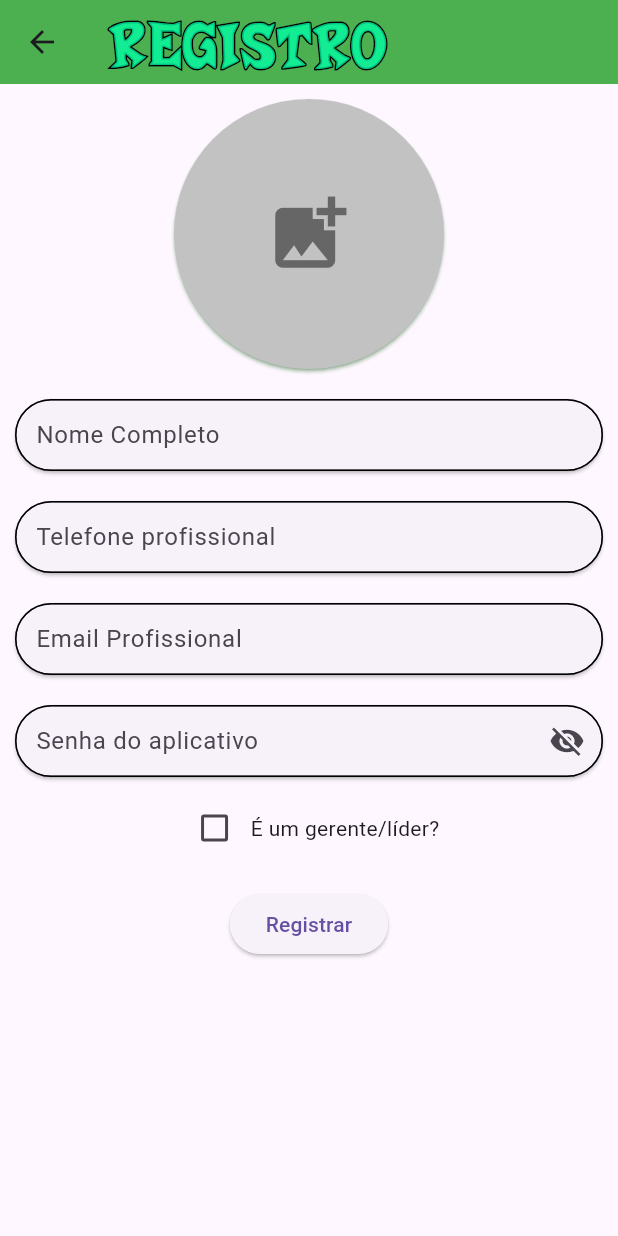
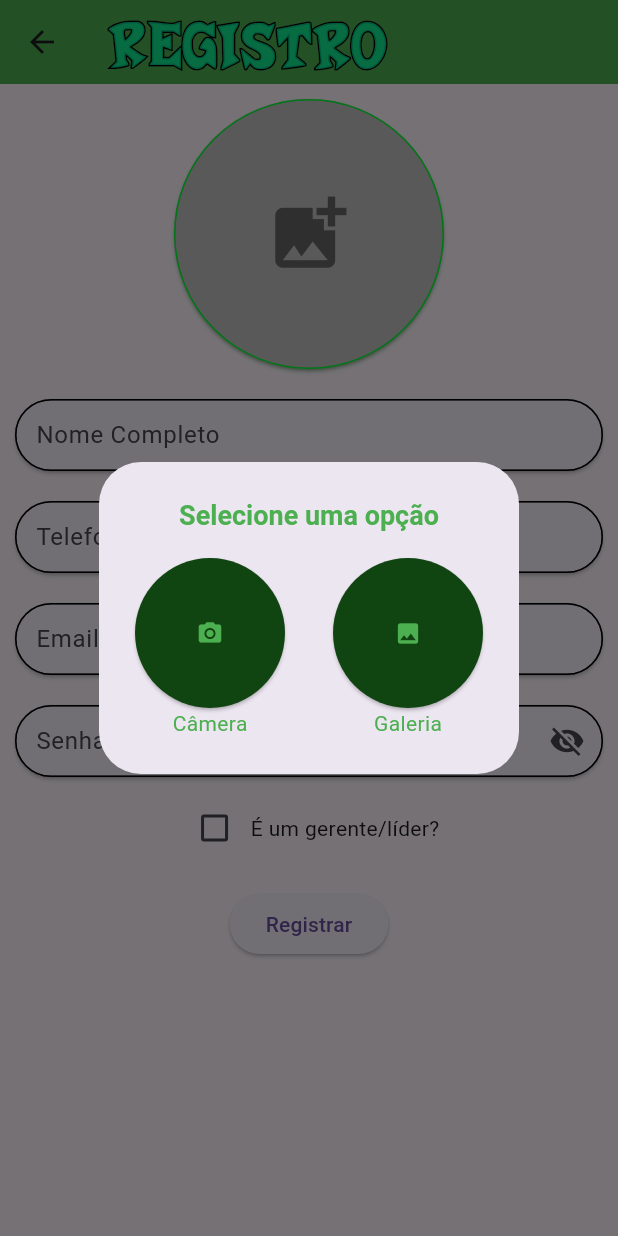
Before and after one commit to Dl4nor/n_valid, a Flutter app: the RegisterPage screen opened directly, after a tap on the "add photo alternate" icon, on a phone screen of 412 x 824 dp. Run offline on Flutter 3.47's test engine with Material 3 defaults, Android fonts, the phone set to English and light mode, and no system bars; our stand-ins replace cloud_firestore, device_preview, firebase_auth, firebase_core, firebase_storage, image_picker; missing offline and left inert: deepl_dart; accounts and stored records are empty.

Commit message:
Drawer funcional + Imagens com câmera / galeria + correções de bugs no cadastro
// Sla, acho q é só, agr não posso mais adiar
// a parte do estoque :(

```diff
--- a/lib/register_page.dart
+++ b/lib/register_page.dart
@@ -68,15 +68,83 @@ class _RegisterPageState extends State<RegisterPage> {
     }
 
     Future<void> pickImage() async {
-      final XFile? image = await ImagePicker().pickImage(source: ImageSource.gallery);
 
-      if (image != null){
-        setState(() {
-          profileImage = File(image.path);
-          imageName = image.name;
-        });
+      ImageSource? imageSource;
+
+      await showDialog(
+        context: context,
+        builder: (BuildContext context) {
+          return AlertDialog(
+            title: const Text("Selecione uma opção",
+            textAlign: TextAlign.center,
+              style: TextStyle(
+                color: Colors.green,
+                fontSize: 18,
+                fontWeight: FontWeight.bold
+              ),
+            ),
+            content: Row(
+              mainAxisAlignment: MainAxisAlignment.spaceBetween,
+              children: [
+                Column(
+                  mainAxisAlignment: MainAxisAlignment.start,
+                  mainAxisSize: MainAxisSize.min,
+                  children: [
+                    SizedBox(
+                      height: 100,
+                      width: 100,
+                      child: ElevatedButton(
+                        onPressed: (){
+                          imageSource = ImageSource.camera;
+                          Navigator.pop(context);
+                        },
+                        style: ElevatedButton.styleFrom(
+                          backgroundColor: const Color.fromARGB(255, 16, 69, 18),
+                        ),
+                        child: const Icon(Icons.camera_alt, color: Colors.green)
+                      ),
+                    ),
+                    const Text("Câmera", style: TextStyle(color: Colors.green))
+                  ],
+                ),
+                Column(
+                  mainAxisAlignment: MainAxisAlignment.start,
+                  mainAxisSize: MainAxisSize.min,
+                  children: [
+                    SizedBox(
+                      height: 100,
+                      width: 100,
+                      child: ElevatedButton(
+                        onPressed: (){
+                          imageSource = ImageSource.gallery;
+                          Navigator.pop(context);
+                        },
+                        style: ElevatedButton.styleFrom(
+                          backgroundColor: const Color.fromARGB(255, 16, 69, 18)
+                        ),
+                        child: const Icon(Icons.photo, color: Colors.green)
+                      ),
+                    ),
+                    const Text("Galeria", style: TextStyle(color: Colors.green))
+                  ],
+                )
+              ],
+            ),
+          );
+        }
+      );
+      if(imageSource != null){
+        final XFile? image = await ImagePicker().pickImage(source: imageSource!);
+
+        if (image != null){
+          setState(() {
+            profileImage = File(image.path);
+            imageName = image.name;
+          });
+        }
       }
     }
+
 
     Widget buildAdminField() {
       return Column(
@@ -103,16 +171,17 @@ class _RegisterPageState extends State<RegisterPage> {
           mainAxisAlignment: MainAxisAlignment.center,
           children: [
             Container(
-              padding: EdgeInsets.all(10.0),
+              padding: const EdgeInsets.all(10.0),
               height: 200,
               width: 200,
               child: ElevatedButton(
                 style: ElevatedButton.styleFrom(
                   backgroundColor: const Color.fromARGB(255, 194, 194, 194),
                   shadowColor: Colors.green,
-                  padding: EdgeInsets.all(0),
+                  padding: const EdgeInsets.all(1),
                   shape: RoundedRectangleBorder(
-                    borderRadius: BorderRadius.circular(100)
+                    borderRadius: BorderRadius.circular(100),
+                    side: const BorderSide(color: Color.fromARGB(255, 0, 255, 47))
                   )
                 ),
                 onPressed: (){
@@ -154,6 +223,7 @@ class _RegisterPageState extends State<RegisterPage> {
               onChanged: (mail) {
                 email = mail;
               },
+              textInputType: TextInputType.emailAddress,
               error: emailError,
               errorText: "Email precisa ser preenchido",
             ),
@@ -198,12 +268,12 @@ class _RegisterPageState extends State<RegisterPage> {
                       String userID = userCredential.user!.uid;
 
                       if(profileImage != null){
-                        final storageRef = FirebaseStorage.instance.ref().child('profile_images/$userID.jpg');
+                        final storageRef = FirebaseStorage.instance.ref().child('$Uname/profile_images/$userID.jpg');
                         await storageRef.putFile(profileImage!);
 
                         String downloadURL = await storageRef.getDownloadURL();
 
-                        await FirebaseFirestore.instance.collection('Users').add(
+                        await FirebaseFirestore.instance.collection('Users').doc(userID).set(
                           {
                             'name': nomeCompleto,
                             'userName': Uname,
@@ -211,13 +281,13 @@ class _RegisterPageState extends State<RegisterPage> {
                             'mail': email,
                             'isManager': isAdmin,
                             'CNPJ': CNPJ,
-                            'Store': nomeLoja,
-                            'ImageURL': downloadURL
+                            'store': nomeLoja,
+                            'imageURL': downloadURL
                           }
                         );
                       }
                       else {
-                        await FirebaseFirestore.instance.collection('Users').add(
+                        await FirebaseFirestore.instance.collection('Users').doc(userID).set(
                           {
                             'name': nomeCompleto,
                             'userName': Uname,
@@ -225,8 +295,8 @@ class _RegisterPageState extends State<RegisterPage> {
                             'mail': email,
                             'isManager': isAdmin,
                             'CNPJ': CNPJ,
-                            'Store': nomeLoja,
-                            'ImageURL': null,
+                            'store': nomeLoja,
+                            'imageURL': null,
                           }
                         );
                       }
--- a/lib/storage_page.dart
+++ b/lib/storage_page.dart
@@ -230,7 +230,7 @@ class PageCategory extends StatelessWidget {
                             Container(
                               height: 40,
                               decoration: BoxDecoration(borderRadius: BorderRadius.circular(50)),
-                              child: const ImageIcon(AssetImage("../assets/images/box.png")),
+                              child: const ImageIcon(AssetImage("assets/images/box.png")),
                             ),
                             Padding(
                               padding: EdgeInsets.all(2),
```
Also changed, not shown: lib/app_widget.dart (+50 -8 lines).
